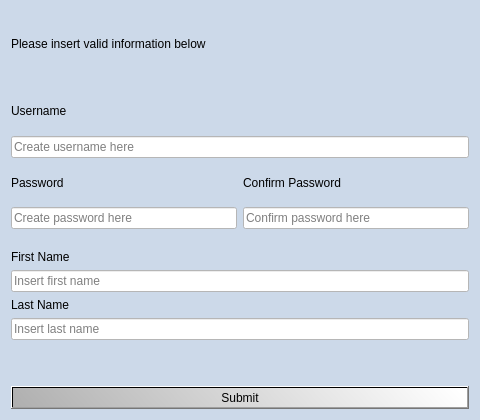
First picture: the form in verklegt_vika_3/verklegt_GUI/UI/createuserwindow.ui, repository vilhjalmur12/verklegt_1, before the edit.
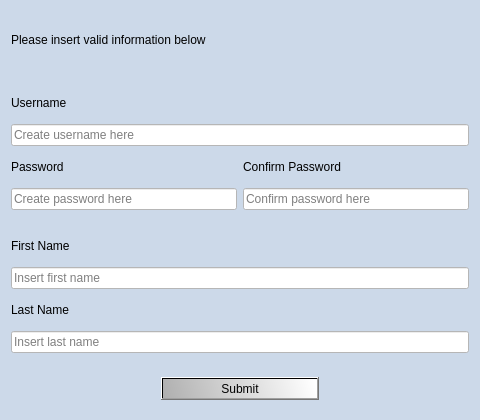
Second picture: the form after the edit. Icons and pictures are not drawn.

Commit message: laga sumbit takkann

```diff
--- a/verklegt_vika_3/verklegt_GUI/UI/createuserwindow.ui
+++ b/verklegt_vika_3/verklegt_GUI/UI/createuserwindow.ui
@@ -43,59 +43,57 @@
 
 }</string>
   </property>
-  <layout class="QGridLayout" name="gridLayout_2">
-   <item row="0" column="0">
-    <layout class="QVBoxLayout" name="verticalLayout_7">
-     <item>
       <layout class="QGridLayout" name="gridLayout">
-       <item row="5" column="0">
+   <item row="0" column="0">
         <layout class="QVBoxLayout" name="verticalLayout_6">
          <item>
-          <layout class="QVBoxLayout" name="verticalLayout_2">
-           <item>
-            <widget class="QLabel" name="label_firstName">
+      <widget class="QLabel" name="label_head">
+       <property name="styleSheet">
+        <string notr="true">QLabel{
+
+}</string>
+       </property>
              <property name="text">
-              <string>First Name</string>
+        <string>Please insert valid information below</string>
              </property>
             </widget>
            </item>
            <item>
-            <widget class="QLineEdit" name="lineEdit_firstName">
-             <property name="placeholderText">
-              <string>Insert first name</string>
-             </property>
-            </widget>
-           </item>
-          </layout>
-         </item>
-         <item>
-          <layout class="QVBoxLayout" name="verticalLayout">
-           <item>
-            <widget class="QLabel" name="label_secondName">
-             <property name="minimumSize">
+      <spacer name="verticalSpacer">
+       <property name="orientation">
+        <enum>Qt::Vertical</enum>
+       </property>
+       <property name="sizeType">
+        <enum>QSizePolicy::Minimum</enum>
+       </property>
+       <property name="sizeHint" stdset="0">
               <size>
-               <width>0</width>
-               <height>0</height>
-              </size>
-             </property>
+         <width>20</width>
+         <height>13</height>
+        </size>
+       </property>
+      </spacer>
+     </item>
+     <item>
+      <layout class="QVBoxLayout" name="verticalLayout_5">
+       <item>
+        <widget class="QLabel" name="label_username">
              <property name="text">
-              <string>Last Name</string>
+          <string>Username</string>
              </property>
             </widget>
            </item>
            <item>
-            <widget class="QLineEdit" name="lineEdit_lastName">
+        <widget class="QLineEdit" name="lineEdit_userName">
              <property name="placeholderText">
-              <string>Insert last name</string>
+          <string>Create username here</string>
              </property>
             </widget>
            </item>
           </layout>
          </item>
-        </layout>
-       </item>
-       <item row="3" column="0">
-        <layout class="QHBoxLayout" name="horizontalLayout_2">
+     <item>
+      <layout class="QHBoxLayout" name="horizontalLayout">
          <item>
           <layout class="QVBoxLayout" name="verticalLayout_4">
            <item>
@@ -137,35 +135,7 @@
          </item>
         </layout>
        </item>
-       <item row="1" column="0">
-        <spacer name="verticalSpacer">
-         <property name="orientation">
-          <enum>Qt::Vertical</enum>
-         </property>
-         <property name="sizeType">
-          <enum>QSizePolicy::Minimum</enum>
-         </property>
-         <property name="sizeHint" stdset="0">
-          <size>
-           <width>20</width>
-           <height>10</height>
-          </size>
-         </property>
-        </spacer>
-       </item>
-       <item row="0" column="0">
-        <widget class="QLabel" name="label_head">
-         <property name="styleSheet">
-          <string notr="true">QLabel{
-
-}</string>
-         </property>
-         <property name="text">
-          <string>Please insert valid information below</string>
-         </property>
-        </widget>
-       </item>
-       <item row="4" column="0">
+     <item>
         <spacer name="verticalSpacer_4">
          <property name="orientation">
           <enum>Qt::Vertical</enum>
@@ -181,26 +151,50 @@
          </property>
         </spacer>
        </item>
-       <item row="2" column="0">
-        <layout class="QVBoxLayout" name="verticalLayout_5">
          <item>
-          <widget class="QLabel" name="label_username">
+      <layout class="QVBoxLayout" name="verticalLayout_2">
+       <item>
+        <widget class="QLabel" name="label_firstName">
            <property name="text">
-            <string>Username</string>
+          <string>First Name</string>
            </property>
           </widget>
          </item>
          <item>
-          <widget class="QLineEdit" name="lineEdit_userName">
+        <widget class="QLineEdit" name="lineEdit_firstName">
            <property name="placeholderText">
-            <string>Create username here</string>
+          <string>Insert first name</string>
            </property>
           </widget>
          </item>
         </layout>
        </item>
-       <item row="6" column="0">
-        <spacer name="verticalSpacer_2">
+     <item>
+      <layout class="QVBoxLayout" name="verticalLayout">
+       <item>
+        <widget class="QLabel" name="label_secondName">
+         <property name="minimumSize">
+          <size>
+           <width>0</width>
+           <height>0</height>
+          </size>
+         </property>
+         <property name="text">
+          <string>Last Name</string>
+         </property>
+        </widget>
+       </item>
+       <item>
+        <widget class="QLineEdit" name="lineEdit_lastName">
+         <property name="placeholderText">
+          <string>Insert last name</string>
+         </property>
+        </widget>
+       </item>
+      </layout>
+     </item>
+     <item>
+      <spacer name="verticalSpacer_5">
          <property name="orientation">
           <enum>Qt::Vertical</enum>
          </property>
@@ -209,13 +203,29 @@
          </property>
          <property name="sizeHint" stdset="0">
           <size>
-           <width>20</width>
+         <width>10</width>
+         <height>10</height>
+        </size>
+       </property>
+      </spacer>
+     </item>
+     <item>
+      <layout class="QHBoxLayout" name="horizontalLayout_2">
+       <item>
+        <spacer name="verticalSpacer_3">
+         <property name="orientation">
+          <enum>Qt::Vertical</enum>
+         </property>
+         <property name="sizeType">
+          <enum>QSizePolicy::Minimum</enum>
+         </property>
+         <property name="sizeHint" stdset="0">
+          <size>
+           <width>150</width>
            <height>40</height>
           </size>
          </property>
         </spacer>
-       </item>
-      </layout>
      </item>
      <item>
       <widget class="QPushButton" name="pushButton">
@@ -223,6 +233,24 @@
         <string>Submit</string>
        </property>
       </widget>
+       </item>
+       <item>
+        <spacer name="verticalSpacer_2">
+         <property name="orientation">
+          <enum>Qt::Vertical</enum>
+         </property>
+         <property name="sizeType">
+          <enum>QSizePolicy::Minimum</enum>
+         </property>
+         <property name="sizeHint" stdset="0">
+          <size>
+           <width>150</width>
+           <height>40</height>
+          </size>
+         </property>
+        </spacer>
+       </item>
+      </layout>
      </item>
     </layout>
    </item>
```
Lines whose indentation alone changed are shown as unchanged.
